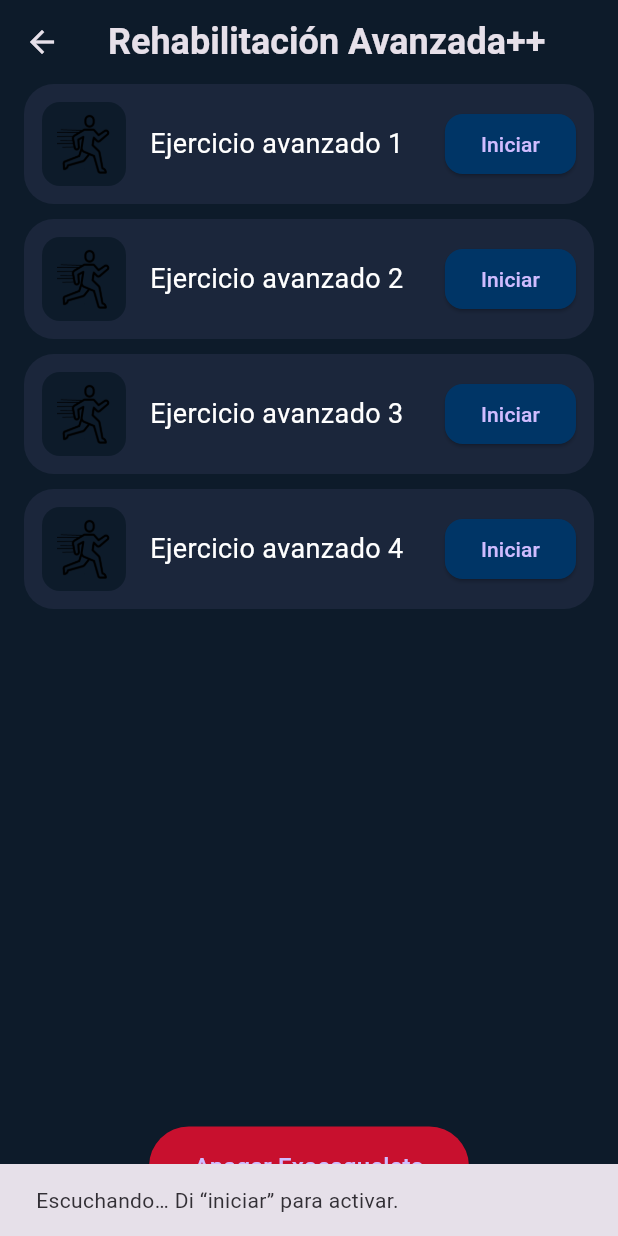
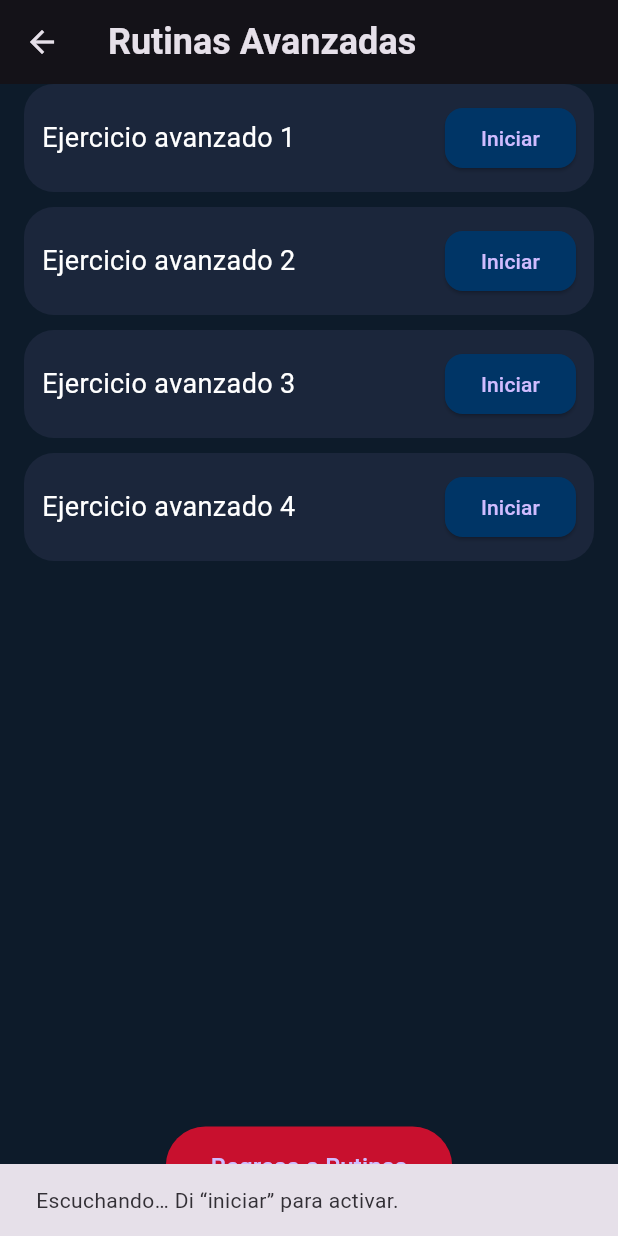
Before and after one commit to Katham28/esqueleto_aplicacion_new, a Flutter app: the RutinasAvanzadasPage screen opened directly, on a phone screen of 412 x 824 dp. Run offline on Flutter 3.47's test engine with Material 3 defaults, Android fonts, the phone set to English and light mode, and no system bars; our stand-ins replace flutter_blue_plus, speech_to_text; network calls fail; statements that could not run were skipped.

Commit message:
Version 6
Solo falta conexión con exoesqueleto y mandarle comandos, además de corregir desconectar x voz

```diff
--- a/lib/comandos_voz.dart
+++ b/lib/comandos_voz.dart
@@ -38,6 +38,8 @@ class ContinuousVoiceHandler with WidgetsBindingObserver {
     'tres',
     'cuatro',
   ];
+
+
 
   ContinuousVoiceHandler({
     required this.context,
@@ -84,7 +86,7 @@ class ContinuousVoiceHandler with WidgetsBindingObserver {
     if (_speech.isListening) {
       await _speech.stop();
     }
-    await Future.delayed(const Duration(milliseconds: 300));
+    await Future.delayed(const Duration(milliseconds: 900));
     _startListening();
   }
 
--- a/lib/rutinas.dart
+++ b/lib/rutinas.dart
@@ -39,11 +39,6 @@ class Rutinas {
 static void navegarDesconectar(BuildContext context) {
   Navigator.popUntil(context, ModalRoute.withName('/'));
 
- // Navigator.pushAndRemoveUntil(
-  //  context,
-  //  MaterialPageRoute(builder: (_) => const InicioPage()),
-  //  (route) => false, // Elimina TODAS las rutas anteriores
-  //);
 }
 
 
--- a/lib/rutinasPage.dart
+++ b/lib/rutinasPage.dart
@@ -56,9 +56,16 @@ class _rutinasPageState extends State<rutinasPage> {
           break;
         }
       }
+
+
+          if (comando.contains("desconectar")) {
+          Future.delayed(Duration(milliseconds: 300), () {
+            Rutinas.navegarDesconectar(context);
+          });
+
+        }
     }
   }
-
 
 
   @override
@@ -115,7 +122,7 @@ class _rutinasPageState extends State<rutinasPage> {
           SizedBox(height: 20),
           ElevatedButton(
             onPressed: () {
-              Navigator.popUntil(context, ModalRoute.withName('/'));
+              Rutinas.navegarDesconectar(context);
             },
             style: ElevatedButton.styleFrom(
               backgroundColor: Color(0xFFC8102E),
--- a/lib/rutinasavanzadasPage.dart
+++ b/lib/rutinasavanzadasPage.dart
@@ -1,7 +1,8 @@
+// lib/rutinasavanzadasPage.dart (versión FINAL)
 import 'package:flutter/material.dart';
 import 'comandos_voz.dart';
-import 'wifi_controller.dart';
 import 'rutinas.dart';
+import 'rutinasPage.dart';
 
 class RutinasAvanzadasPage extends StatefulWidget {
   final String? commandToExecute;
@@ -13,7 +14,6 @@ class RutinasAvanzadasPage extends StatefulWidget {
 
 class _RutinasAvanzadasPageState extends State<RutinasAvanzadasPage> {
   late ContinuousVoiceHandler _voiceHandler;
-
   final List<String> rutinas = [
     'Ejercicio avanzado 1',
     'Ejercicio avanzado 2',
@@ -25,16 +25,22 @@ class _RutinasAvanzadasPageState extends State<RutinasAvanzadasPage> {
   void initState() {
     super.initState();
 
+    // Mapeo de comandos de voz a acciones
     final Map<String, Function()> commandActions = {
-      'uno': () =>  Rutinas.ejecutarRutinaAvanzada(context,0),
-      'dos': () =>  Rutinas.ejecutarRutinaAvanzada(context, 1),
-      'tres': () =>  Rutinas.ejecutarRutinaAvanzada(context, 2),
-      'cuatro': () =>  Rutinas.ejecutarRutinaAvanzada(context, 3),
+      'uno': () => _executeRutinaAvanzada(0),
+      'dos': () => _executeRutinaAvanzada(1),
+      'tres': () => _executeRutinaAvanzada(2),
+      'cuatro': () => _executeRutinaAvanzada(3),
+      'regresa': () => _goBackToRutinas(),
+      'atras': () => _goBackToRutinas(),
+      'volver': () => _goBackToRutinas(),
+      'desconectar': () => _desconectarExo(),
     };
 
     _voiceHandler = ContinuousVoiceHandler(
       context: context,
-      commandRoutes: {},
+      commandRoutes: {}, // No rutas de navegación por defecto
+      activationCommand: 'iniciar',
     );
 
     _voiceHandler.setCustomCommandHandler((String command) {
@@ -47,26 +53,21 @@ class _RutinasAvanzadasPageState extends State<RutinasAvanzadasPage> {
     });
 
     _voiceHandler.initializeContinuousListening();
-
-    if (widget.commandToExecute != null) {
-      final index = rutinas.indexOf(widget.commandToExecute!);
-      if (index != -1) {
-        WidgetsBinding.instance.addPostFrameCallback((_) {
-           Rutinas.ejecutarRutinaAvanzada(context, index);
-        });
-      }
-    }
   }
 
-  void _ejecutarRutina(int index) {
-    if (!mounted) return;
+  void _executeRutinaAvanzada(int index) {
+    Rutinas.ejecutarRutinaAvanzada(context, index);
 
-    final comando = 'ejercicio${index + 1}'; // ejemplo: ejercicio1
-    WifiController.enviarComando(comando);   // aquí lo usas
+  }
 
-    ScaffoldMessenger.of(context).showSnackBar(
-      SnackBar(content: Text('🦿 Ejecutando: ${rutinas[index]}')),
-    );
+  void _goBackToRutinas() {
+
+    Navigator.pop(context);
+  }
+
+  void _desconectarExo() {
+
+    Rutinas.navegarDesconectar(context);
   }
 
   @override
@@ -78,11 +79,7 @@ class _RutinasAvanzadasPageState extends State<RutinasAvanzadasPage> {
   @override
   Widget build(BuildContext context) {
     return Scaffold(
-      appBar: AppBar(
-        title: Text('Rehabilitación Avanzada++'),
-        backgroundColor: Colors.transparent,
-        elevation: 0,
-      ),
+      appBar: AppBar(title: Text('Rutinas Avanzadas')),
       body: Column(
         children: [
           Expanded(
@@ -98,18 +95,9 @@ class _RutinasAvanzadasPageState extends State<RutinasAvanzadasPage> {
                 padding: EdgeInsets.all(12),
                 child: Row(
                   children: [
-                    Container(
-                      padding: EdgeInsets.all(8),
-                      decoration: BoxDecoration(
-                        color: Color(0xFF0D1B2A),
-                        borderRadius: BorderRadius.circular(12),
-                      ),
-                      child: Image.asset('assets/rut_reha_avanzada.png', height: 40, width: 40),
-                    ),
-                    SizedBox(width: 16),
                     Expanded(child: Text(rutinas[index], style: TextStyle(fontSize: 18))),
                     ElevatedButton(
-                      onPressed: () => Rutinas.ejecutarRutinaAvanzada(context, index),
+                      onPressed: () => _executeRutinaAvanzada(index),
                       style: ElevatedButton.styleFrom(
                         backgroundColor: Color(0xFF003566),
                         shape: RoundedRectangleBorder(borderRadius: BorderRadius.circular(12)),
@@ -123,13 +111,13 @@ class _RutinasAvanzadasPageState extends State<RutinasAvanzadasPage> {
           ),
           SizedBox(height: 20),
           ElevatedButton(
-            onPressed: () => Navigator.popUntil(context, ModalRoute.withName('/')),
+            onPressed: () => _goBackToRutinas(),
             style: ElevatedButton.styleFrom(
               backgroundColor: Color(0xFFC8102E),
               padding: EdgeInsets.symmetric(horizontal: 30, vertical: 15),
               shape: RoundedRectangleBorder(borderRadius: BorderRadius.circular(30)),
             ),
-            child: Text('Apagar Exoesqueleto', style: TextStyle(fontSize: 16)),
+            child: Text('Regresa a Rutinas', style: TextStyle(fontSize: 16)),
           ),
           SizedBox(height: 20),
         ],
```
Also changed, not shown: lib/inicioPage.dart (+36 -32 lines), 1 other file.
